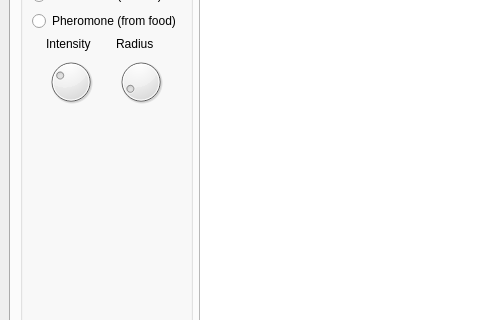
First picture: the form in mainwindow.ui, repository Kamilcuk/Anthill, before the edit; both pictures show x 0 to 480 and y 433 to 753 of the 1024 by 960 pixel window.
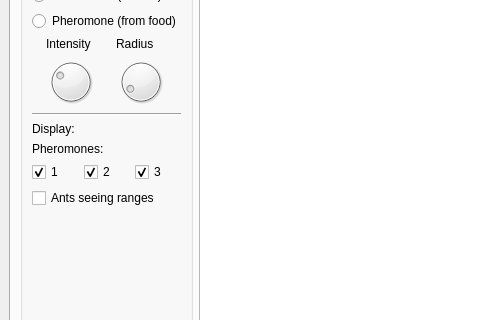
Second picture: the form after the edit.

Commit message: display properties

Diff of the .ui file:
```diff
--- a/mainwindow.ui
+++ b/mainwindow.ui
@@ -31,10 +31,10 @@
         <string>Simulation Preview</string>
        </attribute>
        <layout class="QGridLayout" name="gridLayout">
-        <item row="0" column="1">
+        <item row="0" column="2">
          <widget class="QGraphicsView" name="graphicsView"/>
         </item>
-        <item row="0" column="0">
+        <item row="0" column="1">
          <widget class="QGroupBox" name="OptionsGroupBox">
           <property name="minimumSize">
            <size>
@@ -226,6 +226,71 @@
              </item>
             </layout>
            </item>
+           <item>
+            <widget class="Line" name="line_3">
+             <property name="orientation">
+              <enum>Qt::Horizontal</enum>
+             </property>
+            </widget>
+           </item>
+           <item>
+            <widget class="QLabel" name="label_6">
+             <property name="text">
+              <string>Display:</string>
+             </property>
+            </widget>
+           </item>
+           <item>
+            <widget class="QLabel" name="label_7">
+             <property name="text">
+              <string>Pheromones:</string>
+             </property>
+            </widget>
+           </item>
+           <item>
+            <layout class="QHBoxLayout" name="horizontalLayout_2">
+             <item>
+              <widget class="QCheckBox" name="displayPheromones1">
+               <property name="text">
+                <string>1</string>
+               </property>
+               <property name="checked">
+                <bool>true</bool>
+               </property>
+              </widget>
+             </item>
+             <item>
+              <widget class="QCheckBox" name="displayPheromones2">
+               <property name="text">
+                <string>2</string>
+               </property>
+               <property name="checked">
+                <bool>true</bool>
+               </property>
+              </widget>
+             </item>
+             <item>
+              <widget class="QCheckBox" name="displayPheromones3">
+               <property name="text">
+                <string>3</string>
+               </property>
+               <property name="checked">
+                <bool>true</bool>
+               </property>
+              </widget>
+             </item>
+            </layout>
+           </item>
+           <item>
+            <widget class="QCheckBox" name="displayRanges">
+             <property name="text">
+              <string>Ants seeing ranges</string>
+             </property>
+             <property name="checked">
+              <bool>false</bool>
+             </property>
+            </widget>
+           </item>
            <item>
             <spacer name="verticalSpacer">
              <property name="orientation">
@@ -268,7 +333,7 @@
      <x>0</x>
      <y>0</y>
      <width>1024</width>
-     <height>27</height>
+     <height>19</height>
     </rect>
    </property>
    <widget class="QMenu" name="menuFile">
```
The commit also changes 2 other files.
